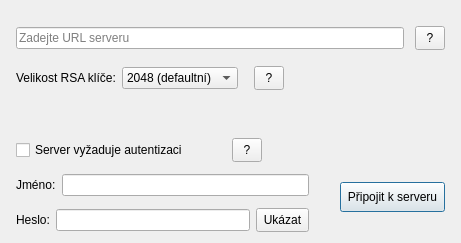
This is crypto_chat/logindialog.ui in RxiPland/crypto_chat as Qt 5 draws it before an edit. The edited form follows.
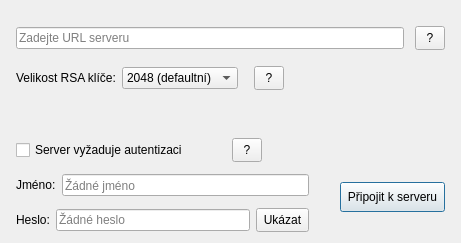
This is the edited form.

Commit message: changed placeholder text

```diff
--- a/crypto_chat/logindialog.ui
+++ b/crypto_chat/logindialog.ui
@@ -303,6 +303,9 @@
              <property name="maxLength">
               <number>500</number>
              </property>
+             <property name="placeholderText">
+              <string>Žádné jméno</string>
+             </property>
              <property name="clearButtonEnabled">
               <bool>true</bool>
              </property>
@@ -361,6 +364,9 @@
              <property name="echoMode">
               <enum>QLineEdit::Password</enum>
              </property>
+             <property name="placeholderText">
+              <string>Žádné heslo</string>
+             </property>
              <property name="clearButtonEnabled">
               <bool>true</bool>
              </property>
```
The commit also changes 1 other file.
